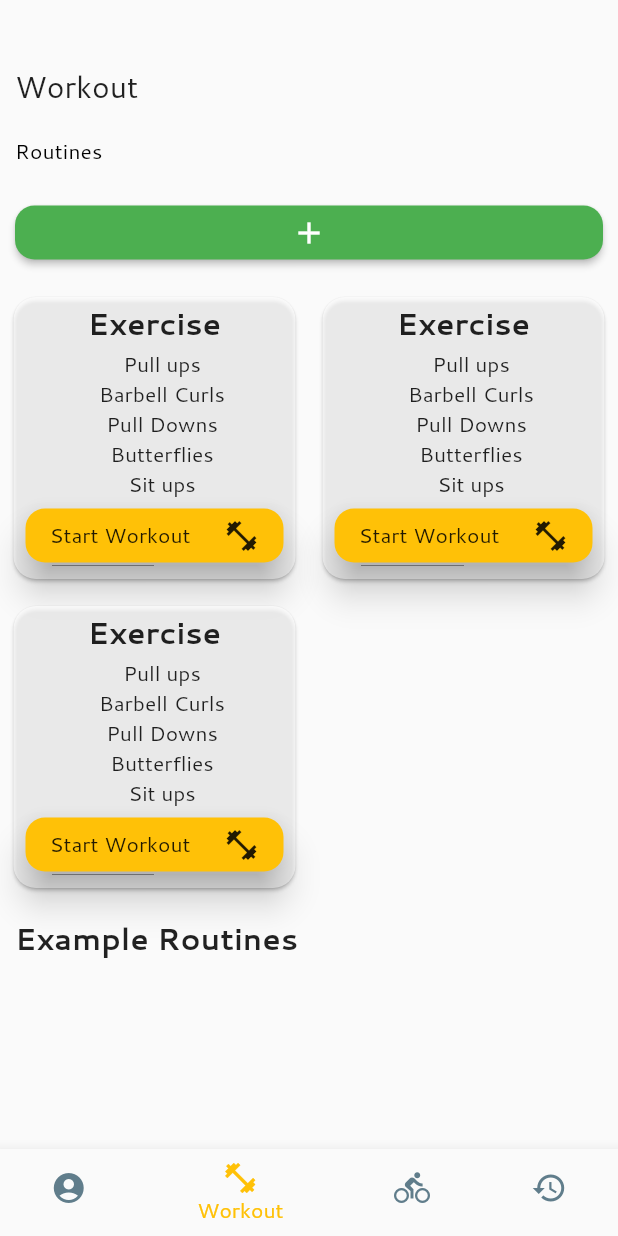
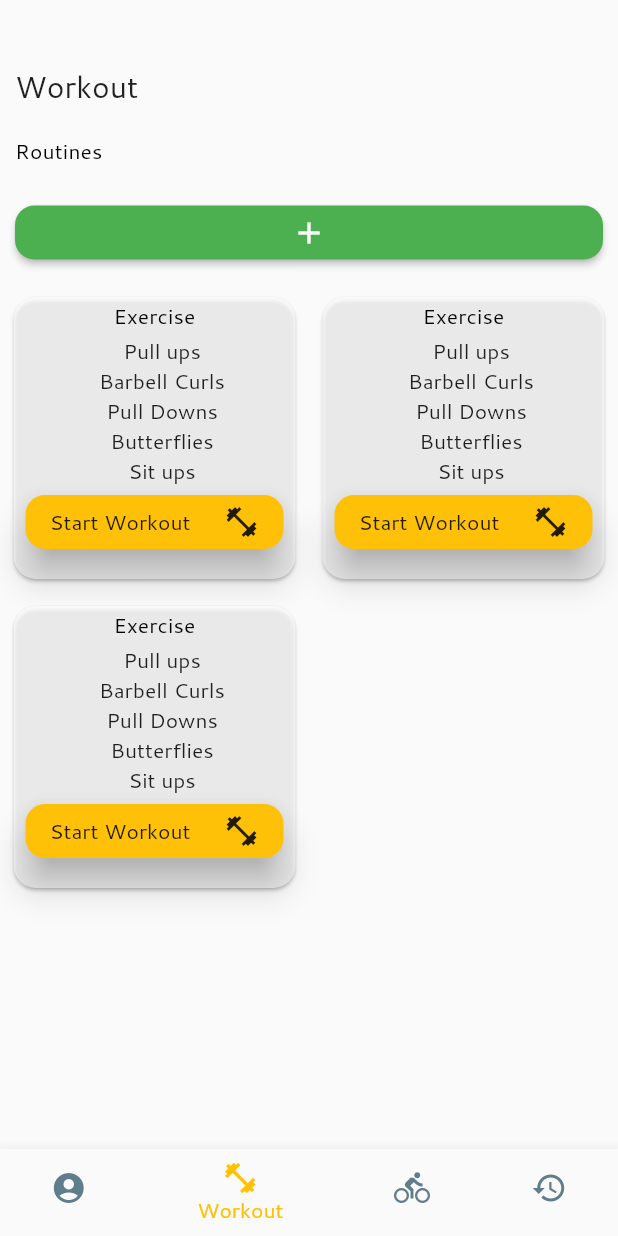
Before and after one commit to tylerreece22/workout-tracking-essentials, a Flutter app: the screen it shows after launch, on a phone screen of 412 x 824 dp. Run offline on Flutter 3.47's test engine with Material 2 defaults, Android fonts, the phone set to English and light mode, and no system bars; generated files the repository leaves out were written again.

Commit message:
RoutineCard cleanup

```diff
--- a/lib/Theme.dart
+++ b/lib/Theme.dart
@@ -21,9 +21,7 @@ ThemeData buildTheme() {
           borderRadius: BorderRadius.circular(13.0),
         ),
       ),
-      iconTheme: IconThemeData(
-        color: Colors.white
-      ));
+      iconTheme: IconThemeData(color: Colors.white));
 }
 
 TextTheme _buildAppTextTheme(TextTheme base) {
--- a/lib/exercise/RoutineCard.dart
+++ b/lib/exercise/RoutineCard.dart
@@ -8,8 +8,7 @@ class RoutineCard extends StatefulWidget {
   RoutineCard(this.routine, {Key key});
 
   @override
-  State<StatefulWidget> createState() =>
-      RoutineCardState(this.routine);
+  State<StatefulWidget> createState() => RoutineCardState(this.routine);
 }
 
 class RoutineCardState extends State<RoutineCard> {
@@ -61,10 +60,10 @@ class RoutineCardState extends State<RoutineCard> {
                     children: <Widget>[
                       Padding(
                           padding: EdgeInsets.only(top: 3.0, bottom: 3.0),
-                          child: Text(title,
-                              style: TextStyle(
-                                  fontSize: 20.0,
-                                  fontWeight: FontWeight.bold))),
+                          child: Text(title.length <= 13 ? title : title.substring(0, 11) + '...',
+                              style: Theme.of(context).textTheme.subtitle
+                          ),
+                      ),
                     ],
                   ),
                   ..._workoutList(),
--- a/lib/workout/WorkoutHome.dart
+++ b/lib/workout/WorkoutHome.dart
@@ -82,16 +82,16 @@ class WorkoutHome extends StatelessWidget {
                         .toList()
                   ]),
                 ),
-                SliverList(
-                  delegate: SliverChildListDelegate([
-                    Padding(
-                      padding: EdgeInsets.all(10.0),
-                      child: Text('Example Routines',
-                          style: TextStyle(
-                              fontSize: 20, fontWeight: FontWeight.bold)),
-                    ),
-                  ]),
-                ),
+//                SliverList(
+//                  delegate: SliverChildListDelegate([
+//                    Padding(
+//                      padding: EdgeInsets.all(10.0),
+//                      child: Text('Example Routines',
+//                          style: TextStyle(
+//                              fontSize: 20, fontWeight: FontWeight.bold)),
+//                    ),
+//                  ]),
+//                ),
               ],
             );
           } else if (snapshot.hasError) {
```
